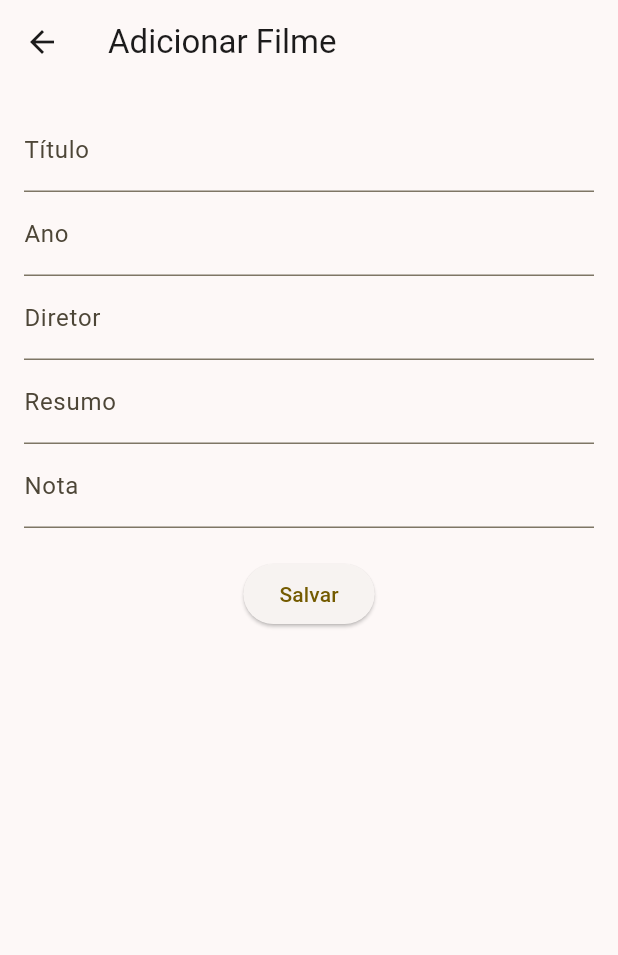
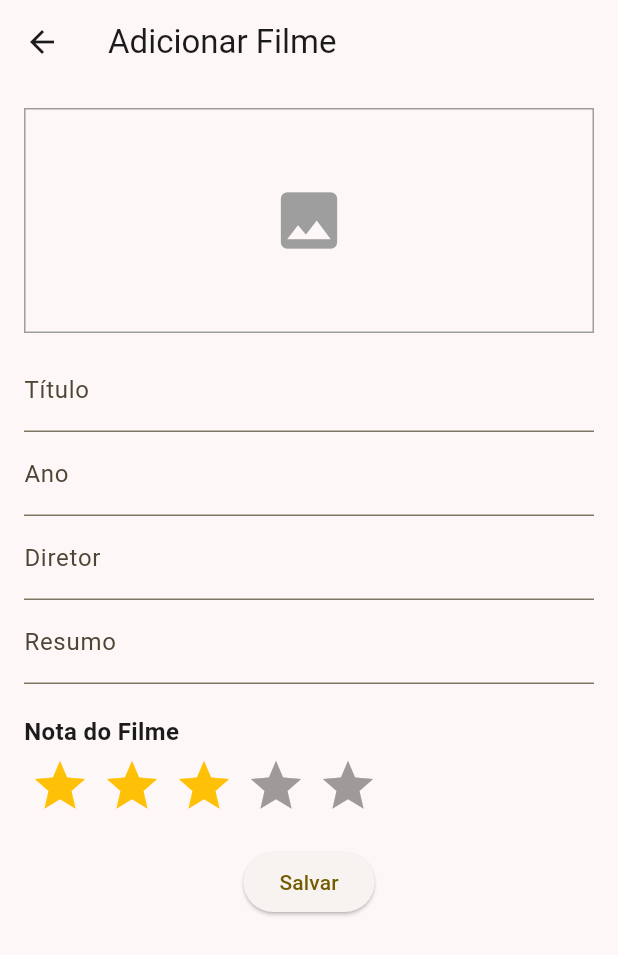
Before and after one commit to felipemadu13/flutter_filmes, a Flutter app: the MovieFormScreen screen opened directly, on a phone screen of 412 x 824 dp. Shown: the top 955 px of the screen. Run offline on Flutter 3.47's test engine with Material 3 defaults, Android fonts, the phone set to English and light mode, and no system bars; drawn by our look-alikes of flutter_rating_bar; our stand-ins replace google_fonts, image_picker, sqflite; accounts and stored records are empty.

Commit message:
feat: image-picker, rating e validacao

```diff
--- a/flutter_filmes/lib/movie_form_screen.dart
+++ b/flutter_filmes/lib/movie_form_screen.dart
@@ -1,4 +1,8 @@
 import 'package:flutter/material.dart';
+import 'package:flutter/services.dart';
+import 'package:flutter_rating_bar/flutter_rating_bar.dart';
+import 'package:image_picker/image_picker.dart';
+import 'dart:io';
 import 'package:flutter_filmes/helper/filme_helper.dart';
 import 'package:flutter_filmes/domain/filme.dart';
 
@@ -19,7 +23,9 @@ class _MovieFormScreenState extends State<MovieFormScreen> {
   final TextEditingController diretorController = TextEditingController();
   final TextEditingController resumoController = TextEditingController();
   final TextEditingController anoController = TextEditingController();
-  final TextEditingController notaController = TextEditingController();
+
+  double _nota = 3.0;
+  File? _image;
 
   @override
   void initState() {
@@ -29,7 +35,19 @@ class _MovieFormScreenState extends State<MovieFormScreen> {
       diretorController.text = widget.filme!.direcao;
       resumoController.text = widget.filme!.resumo;
       anoController.text = widget.filme!.ano.toString();
-      notaController.text = widget.filme!.nota.toString();
+      _nota = widget.filme!.nota;
+      if (widget.filme!.urlCartaz.isNotEmpty) {
+        _image = File(widget.filme!.urlCartaz);
+      }
+    }
+  }
+
+  Future<void> _pickImage() async {
+    final pickedFile = await ImagePicker().pickImage(source: ImageSource.gallery);
+    if (pickedFile != null) {
+      setState(() {
+        _image = File(pickedFile.path);
+      });
     }
   }
 
@@ -40,8 +58,12 @@ class _MovieFormScreenState extends State<MovieFormScreen> {
         int.parse(anoController.text),
         diretorController.text,
         resumoController.text,
-        double.parse(notaController.text),
+        _nota,
       );
+
+      if (_image != null) {
+        filme.urlCartaz = _image!.path;
+      }
 
       if (widget.filme == null) {
         await filmeHelper.saveFilme(filme);
@@ -63,7 +85,22 @@ class _MovieFormScreenState extends State<MovieFormScreen> {
         child: Form(
           key: _formKey,
           child: Column(
+            crossAxisAlignment: CrossAxisAlignment.start,
             children: <Widget>[
+              GestureDetector(
+                onTap: _pickImage,
+                child: _image != null
+                    ? Image.file(_image!, height: 150)
+                    : Container(
+                        height: 150,
+                        width: double.infinity,
+                        decoration: BoxDecoration(
+                          border: Border.all(color: Colors.grey),
+                        ),
+                        child: const Icon(Icons.image, size: 50, color: Colors.grey),
+                      ),
+              ),
+              const SizedBox(height: 10),
               TextFormField(
                 controller: tituloController,
                 decoration: const InputDecoration(labelText: 'Título'),
@@ -73,6 +110,7 @@ class _MovieFormScreenState extends State<MovieFormScreen> {
                 controller: anoController,
                 decoration: const InputDecoration(labelText: 'Ano'),
                 keyboardType: TextInputType.number,
+                inputFormatters: [FilteringTextInputFormatter.digitsOnly],
                 validator: (value) => value!.isEmpty ? 'Campo obrigatório' : null,
               ),
               TextFormField(
@@ -85,16 +123,35 @@ class _MovieFormScreenState extends State<MovieFormScreen> {
                 decoration: const InputDecoration(labelText: 'Resumo'),
                 validator: (value) => value!.isEmpty ? 'Campo obrigatório' : null,
               ),
-              TextFormField(
-                controller: notaController,
-                decoration: const InputDecoration(labelText: 'Nota'),
-                keyboardType: TextInputType.number,
-                validator: (value) => value!.isEmpty ? 'Campo obrigatório' : null,
+              const SizedBox(height: 20),
+              const Text(
+                'Nota do Filme',
+                style: TextStyle(fontSize: 16, fontWeight: FontWeight.bold),
+              ),
+              const SizedBox(height: 5),
+              RatingBar.builder(
+                initialRating: _nota,
+                minRating: 0,
+                direction: Axis.horizontal,
+                allowHalfRating: true,
+                itemCount: 5,
+                itemPadding: const EdgeInsets.symmetric(horizontal: 4.0),
+                itemBuilder: (context, _) => const Icon(
+                  Icons.star,
+                  color: Colors.amber,
+                ),
+                onRatingUpdate: (rating) {
+                  setState(() {
+                    _nota = rating;
+                  });
+                },
               ),
               const SizedBox(height: 20),
-              ElevatedButton(
-                onPressed: _saveFilme,
-                child: const Text('Salvar'),
+              Center(
+                child: ElevatedButton(
+                  onPressed: _saveFilme,
+                  child: const Text('Salvar'),
+                ),
               ),
             ],
           ),
--- a/flutter_filmes/pubspec.yaml
+++ b/flutter_filmes/pubspec.yaml
@@ -37,6 +37,9 @@ dependencies:
   google_fonts: ^6.2.1
   sqflite: ^2.4.1
   path: ^1.9.0
+  flutter_rating_bar: ^4.0.1
+  image_picker: ^1.1.2
+  intl: ^0.20.2
 
 dev_dependencies:
   flutter_test:
```
Also changed, not shown: flutter_filmes/lib/movie_list_screen.dart (+45 -8 lines), flutter_filmes/pubspec.lock, 1 other file.
